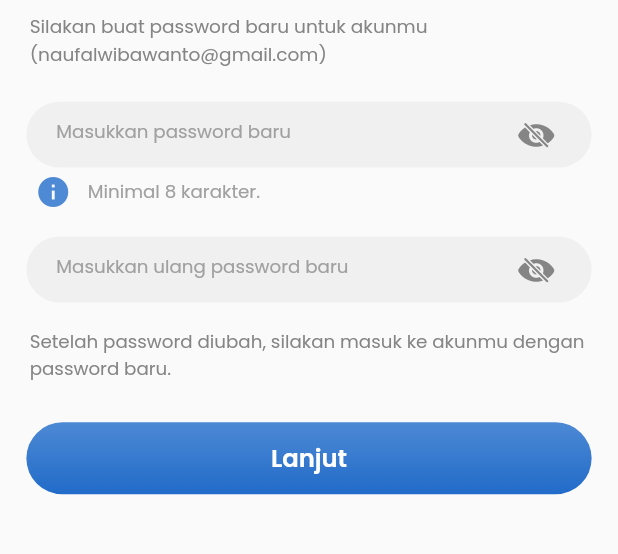
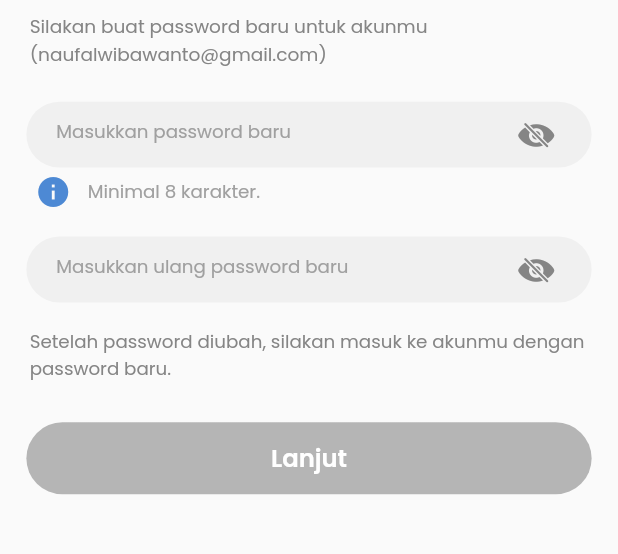
Before and after one commit to juragancode/sample, a Flutter app: the AturUlangPasswordView screen opened by its route, on a phone screen of 412 x 824 dp, the part 116-670 px from its top. Run offline on Flutter 3.47's test engine with Material 2 defaults, Android fonts, the phone set to English and light mode, and no system bars; our stand-ins replace flutter_screenutil, flutter_svg, get, get_storage, pin_code_fields; missing offline and left inert: text_divider; accounts and stored records are empty.

Commit message:
logic password sama atur ulang password

```diff
--- a/lib/app/modules/aturUlangPassword/views/atur_ulang_password_view.dart
+++ b/lib/app/modules/aturUlangPassword/views/atur_ulang_password_view.dart
@@ -99,6 +99,9 @@ class AturUlangPasswordView extends GetView<AturUlangPasswordController> {
                 ),
                 child: Obx(
                   () => TextField(
+                    onChanged: (value) {
+                      controller.checkKesamaanPassword();
+                    },
                     focusNode: controller.passBaruFN,
                     controller: controller.passBaruC,
                     textInputAction: TextInputAction.next,
@@ -166,6 +169,9 @@ class AturUlangPasswordView extends GetView<AturUlangPasswordController> {
                 ),
                 child: Obx(
                   () => TextField(
+                    onChanged: (value) {
+                      controller.checkKesamaanPassword();
+                    },
                     focusNode: controller.passBaruUlangFN,
                     controller: controller.passBaruUlangC,
                     textInputAction: TextInputAction.done,
@@ -226,12 +232,18 @@ class AturUlangPasswordView extends GetView<AturUlangPasswordController> {
               ),
               SizedBox(height: 24.w),
               Center(
-                child: DecoratedBox(
+                child: Obx(
+                  () => DecoratedBox(
                     decoration: BoxDecoration(
                       gradient: LinearGradient(
-                      colors: [
+                        colors: controller.passwordSama.isTrue
+                            ? [
                                 Color(0xFF4D89D4),
                                 Color(0xFF216BC9),
+                              ]
+                            : [
+                                Color(0xFFB5B5B5),
+                                Color(0xFFB5B5B5),
                               ], // Daftar warna gradient yang ingin digunakan
                         begin: Alignment.topCenter, // Posisi awal gradient
                         end: Alignment.bottomCenter, // Posisi akhir gradient
@@ -240,6 +252,9 @@ class AturUlangPasswordView extends GetView<AturUlangPasswordController> {
                     ),
                     child: ElevatedButton(
                       style: ElevatedButton.styleFrom(
+                        splashFactory: controller.passwordSama.isTrue
+                            ? InkSplash.splashFactory
+                            : NoSplash.splashFactory,
                         backgroundColor: Colors.transparent,
                         shadowColor: Colors.transparent,
                         textStyle: TextStyle(
@@ -252,7 +267,8 @@ class AturUlangPasswordView extends GetView<AturUlangPasswordController> {
                         ),
                         fixedSize: Size(343.w, 42.w),
                       ),
-                    onPressed: () {
+                      onPressed: controller.passwordSama.isTrue
+                          ? () {
                               Get.dialog(
                                 splashPassBerhasilDiperbaharui(),
                               );
@@ -262,7 +278,8 @@ class AturUlangPasswordView extends GetView<AturUlangPasswordController> {
                                   Get.offAllNamed(Routes.LOGIN);
                                 },
                               );
-                    },
+                            }
+                          : () {},
                       child: Text(
                         "Lanjut",
                         style: TextStyle(
@@ -270,6 +287,7 @@ class AturUlangPasswordView extends GetView<AturUlangPasswordController> {
                           fontFamily: 'Poppins',
                           fontWeight: FontWeight.w600,
                           // color: Color(0xFF216BC9),
+                        ),
                       ),
                     ),
                   ),
```
Also changed, not shown: lib/app/modules/aturUlangPassword/controllers/atur_ulang_password_controller.dart (+9 -0 lines). Lines whose indentation alone changed are shown as unchanged.
